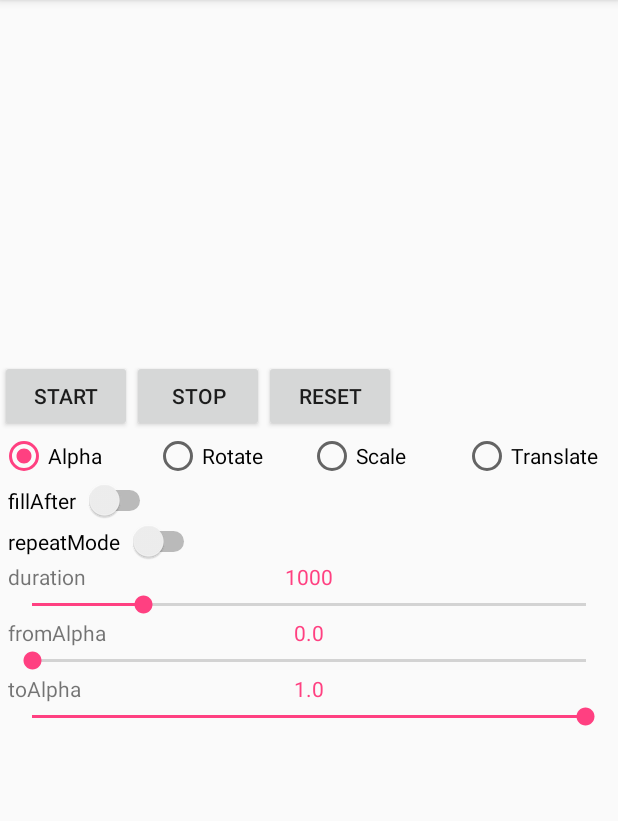
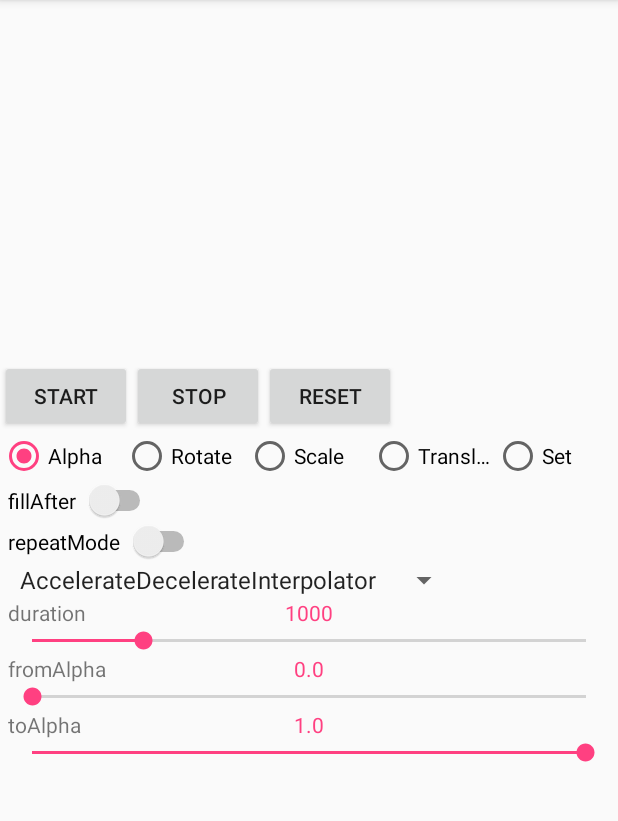
Before and after one commit to xxshhh/android-demo, an Android app: the fragment AnimationTweenFragment placed in its activity, on a phone screen of 412 x 824 dp, the part 84-905 px from its top. Run offline under Robolectric (Android 15) with nearby library versions, the light colour scheme and no system bars; our stand-ins replace ButterKnife; libraries missing offline, so code that uses them is left out: com.mikepenz.community_material_typeface_library, com.mikepenz.iconics, com.mikepenz.pixeden_7_stroke_typeface_library; 6 statements that could not run were skipped.

Commit message:
Update code

```diff
--- a/app/src/main/res/layout/animation_fragment_tween.xml
+++ b/app/src/main/res/layout/animation_fragment_tween.xml
@@ -87,6 +87,14 @@
                 android:singleLine="true"
                 android:text="Translate"/>
 
+            <RadioButton
+                android:id="@+id/rb_set"
+                android:layout_width="0dp"
+                android:layout_height="wrap_content"
+                android:layout_weight="1"
+                android:singleLine="true"
+                android:text="Set"/>
+
         </RadioGroup>
 
         <LinearLayout
@@ -111,6 +119,12 @@
                 android:switchPadding="5dp"
                 android:text="repeatMode"/>
 
+            <Spinner
+                android:id="@+id/sp_interpolator"
+                android:layout_width="wrap_content"
+                android:layout_height="wrap_content"
+                android:entries="@array/animation_interpolator"/>
+
         </LinearLayout>
 
         <LinearLayout
--- /dev/null
+++ b/app/src/main/res/values/arrays.xml
@@ -0,0 +1,19 @@
+<?xml version="1.0" encoding="utf-8"?>
+<resources>
+
+    <string-array name="animation_interpolator">
+        <item>AccelerateDecelerateInterpolator</item>
+        <item>AccelerateInterpolator</item>
+        <item>AnticipateInterpolator</item>
+        <item>AnticipateOvershootInterpolator</item>
+        <item>BounceInterpolator</item>
+        <item>CycleInterpolator</item>
+        <item>DecelerateInterpolator</item>
+        <item>FastOutLinearInInterpolator</item>
+        <item>FastOutSlowInInterpolator</item>
+        <item>LinearInterpolator</item>
+        <item>LinearOutSlowInInterpolator</item>
+        <item>OvershootInterpolator</item>
+    </string-array>
+
+</resources>
```
Also changed, not shown: app/src/main/java/com/xxshhh/android/android_demo/function/practice/animation/tween/AnimationTweenFragment.java (+135 -26 lines).
